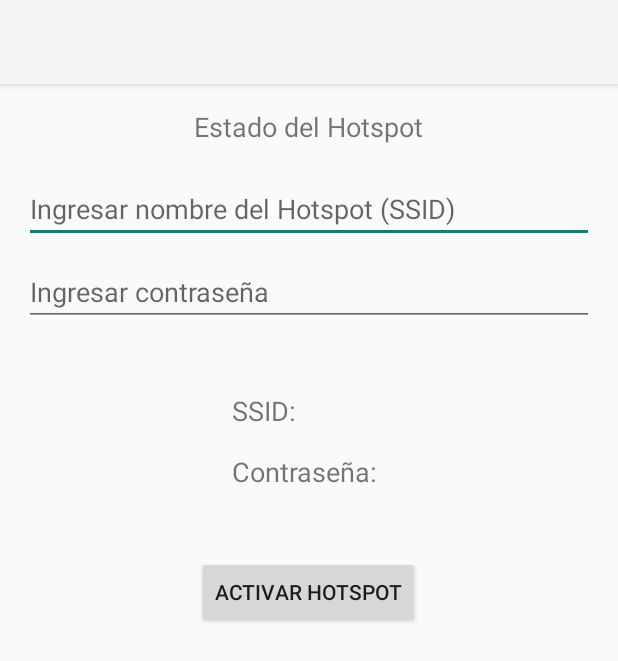
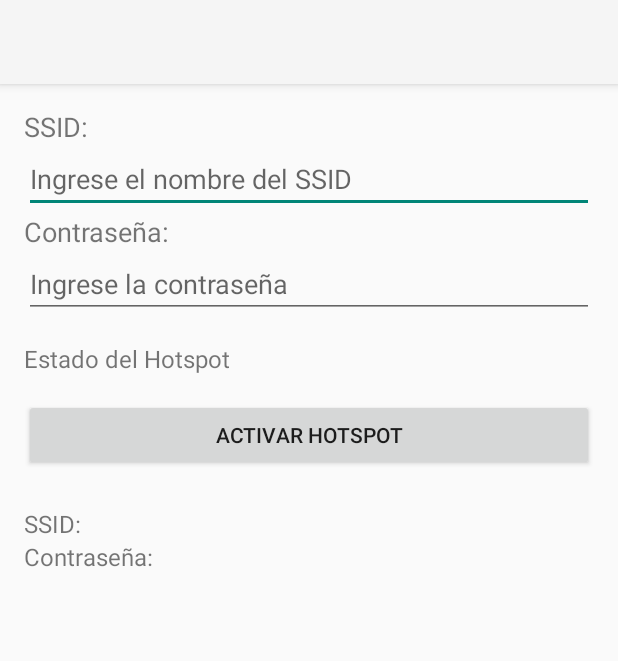
Before and after one commit to EvelynKovacs/DS-AutoAlert, an Android app: the screen it shows after launch (MainActivity), on a phone screen of 412 x 824 dp. Shown: the top 661 px of the screen. Run offline under Robolectric (Android 15) with nearby library versions, the phone set to English and light mode, and no system bars.

Commit message:
Cambio de red Hotspot a red Wifi-Direct.

```diff
--- a/app/src/main/res/layout/activity_main.xml
+++ b/app/src/main/res/layout/activity_main.xml
@@ -1,73 +1,69 @@
-<RelativeLayout xmlns:android="http://schemas.android.com/apk/res/android"
+<?xml version="1.0" encoding="utf-8"?>
+<LinearLayout xmlns:android="http://schemas.android.com/apk/res/android"
     android:layout_width="match_parent"
     android:layout_height="match_parent"
+    android:orientation="vertical"
     android:padding="16dp">
 
-    <!-- Estado del Hotspot -->
+    <!-- Campo para ingresar el SSID -->
+    <TextView
+        android:id="@+id/ssidLabel"
+        android:layout_width="wrap_content"
+        android:layout_height="wrap_content"
+        android:text="SSID:"
+        android:textSize="18sp" />
+
+    <EditText
+        android:id="@+id/ssidEditText"
+        android:layout_width="match_parent"
+        android:layout_height="wrap_content"
+        android:hint="Ingrese el nombre del SSID" />
+
+    <!-- Campo para ingresar la contraseña -->
+    <TextView
+        android:id="@+id/passwordLabel"
+        android:layout_width="wrap_content"
+        android:layout_height="wrap_content"
+        android:text="Contraseña:"
+        android:textSize="18sp" />
+
+    <EditText
+        android:id="@+id/passwordEditText"
+        android:layout_width="match_parent"
+        android:layout_height="wrap_content"
+        android:hint="Ingrese la contraseña"
+        android:inputType="textPassword" />
+
+    <!-- Texto de estado del hotspot -->
     <TextView
         android:id="@+id/statusTextView"
         android:layout_width="wrap_content"
         android:layout_height="wrap_content"
         android:text="Estado del Hotspot"
-        android:textSize="18sp"
-        android:layout_centerHorizontal="true"
-        android:layout_marginBottom="20dp" />
+        android:textSize="16sp"
+        android:paddingTop="16dp" />
 
-    <!-- EditText para ingresar el SSID -->
-    <EditText
-        android:id="@+id/ssidEditText"
+    <!-- Botón para alternar el estado del Hotspot -->
+    <Button
+        android:id="@+id/toggleHotspotButton"
         android:layout_width="match_parent"
         android:layout_height="wrap_content"
-        android:hint="Ingresar nombre del Hotspot (SSID)"
-        android:inputType="text"
-        android:layout_below="@id/statusTextView"
-        android:layout_marginBottom="10dp" />
+        android:text="Activar Hotspot"
+        android:layout_marginTop="16dp" />
 
-    <!-- EditText para ingresar la contraseña -->
-    <EditText
-        android:id="@+id/passwordEditText"
-        android:layout_width="match_parent"
-        android:layout_height="wrap_content"
-        android:hint="Ingresar contraseña"
-        android:inputType="textPassword"
-        android:layout_below="@id/ssidEditText"
-        android:layout_marginBottom="20dp" />
-
-    <!-- LinearLayout para mostrar SSID y contraseña cuando el hotspot se activa -->
-    <LinearLayout
-        android:id="@+id/infoLayout"
+    <!-- Mostrar el SSID y la contraseña del Hotspot activo -->
+    <TextView
+        android:id="@+id/ssidTextView"
         android:layout_width="wrap_content"
         android:layout_height="wrap_content"
-        android:layout_below="@id/passwordEditText"
-        android:orientation="vertical"
-        android:padding="16dp"
-        android:layout_centerHorizontal="true">
+        android:text="SSID:"
+        android:textSize="16sp"
+        android:layout_marginTop="24dp" />
 
-        <TextView
-            android:id="@+id/ssidTextView"
-            android:layout_width="wrap_content"
-            android:layout_height="wrap_content"
-            android:text="SSID: "
-            android:textSize="18sp"
-            android:padding="8dp" />
-
-        <TextView
-            android:id="@+id/passwordTextView"
-            android:layout_width="wrap_content"
-            android:layout_height="wrap_content"
-            android:text="Contraseña: "
-            android:textSize="18sp"
-            android:padding="8dp" />
-    </LinearLayout>
-
-    <!-- Botón para activar el Hotspot -->
-    <Button
-        android:id="@+id/toggleHotspotButton"
+    <TextView
+        android:id="@+id/passwordTextView"
         android:layout_width="wrap_content"
         android:layout_height="wrap_content"
-        android:text="Activar Hotspot"
-        android:layout_below="@id/infoLayout"
-        android:layout_centerHorizontal="true"
-        android:layout_marginTop="20dp" />
-
-</RelativeLayout>
+        android:text="Contraseña:"
+        android:textSize="16sp" />
+</LinearLayout>
```
Also changed, not shown: app/src/main/java/com/example/autoalert/view/activities/MainActivity.java (+19 -13 lines), app/src/main/java/com/example/autoalert/view/activities/WifiHotspot.java (+50 -89 lines).
